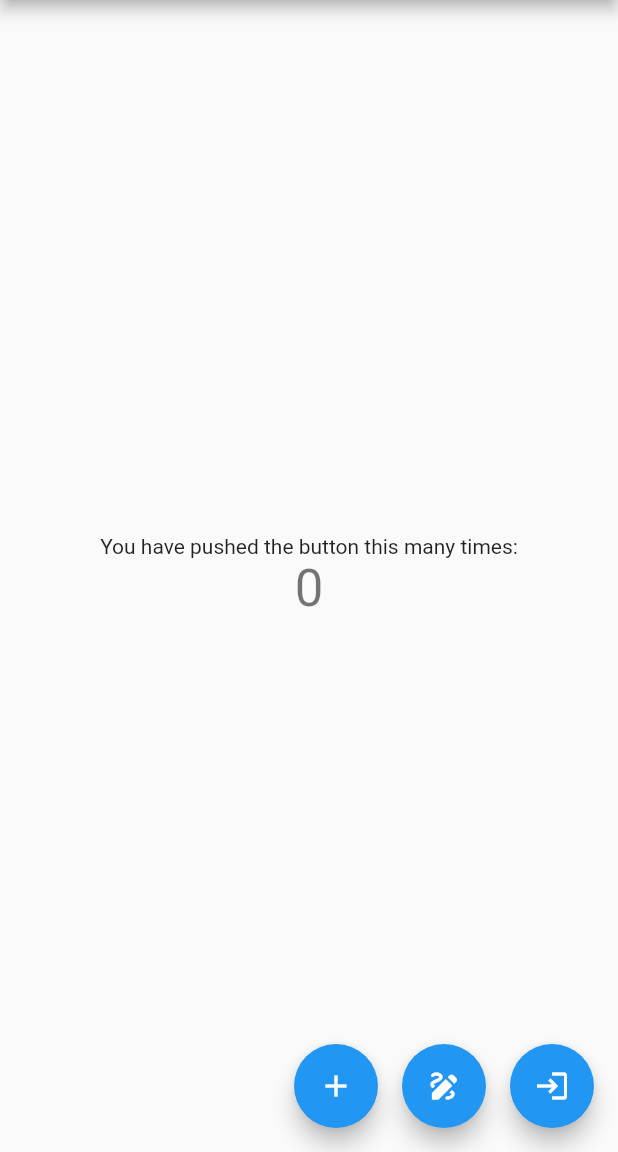
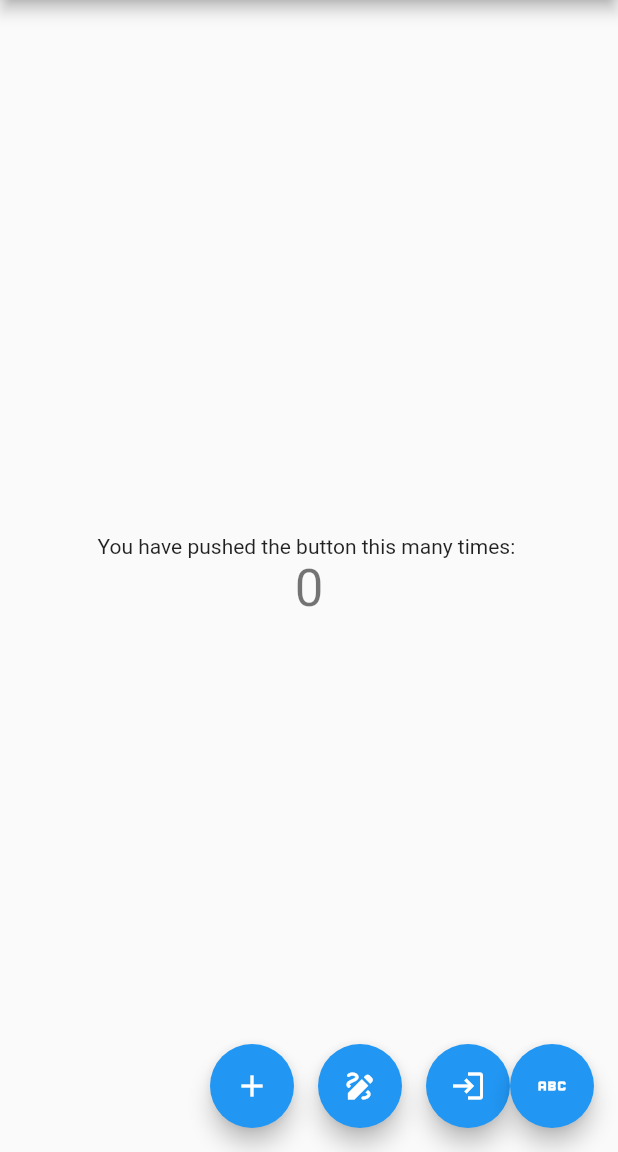
Before and after one commit to Solid-Coders-UCAB/NotesProject-Naranja-Frontend, a Flutter app: the screen it shows after launch, on a phone screen of 412 x 824 dp, the part 84-1236 px from its top. Run offline on Flutter 3.47's test engine with Material 2 defaults, Android fonts, the phone set to English and light mode, and no system bars; our stand-ins replace either_dart, image_picker, screenshot; missing offline and left inert: google_ml_kit.

```diff
--- a/notasFrontNaranja/lib/main.dart
+++ b/notasFrontNaranja/lib/main.dart
@@ -1,4 +1,7 @@
+import 'dart:convert';
+
 import 'package:flutter/material.dart';
+import 'package:http/http.dart';
 import './infrastructure/views/inicio_sesion.dart';
 import 'infrastructure/views/pruebaImageToText.dart';
 import 'infrastructure/views/drawing_room_screen.dart';
@@ -52,6 +55,7 @@ class MyHomePage extends StatefulWidget {
 
 class _MyHomePageState extends State<MyHomePage> {
   int _counter = 0;
+  String h = '';
 
   void _incrementCounter() {
     setState(() {
@@ -98,8 +102,8 @@ class _MyHomePageState extends State<MyHomePage> {
           // horizontal).
           mainAxisAlignment: MainAxisAlignment.center,
           children: <Widget>[
-            const Text(
-              'You have pushed the button this many times:',
+             Text(
+              "You have pushed the button this many times: $h",
             ),
             Text(
               '$_counter',
@@ -131,10 +135,35 @@ class _MyHomePageState extends State<MyHomePage> {
             tooltip: 'Login',
             child: const Icon(Icons.login),
           ),
+          FloatingActionButton(
+            heroTag: 'pruebaHTTP',
+            onPressed: () {  pruebaHttp(); },
+            tooltip: 'prueba',
+            child: const Icon(Icons.abc),
+          ),
         ],
       ),
-
-       // This trailing comma makes auto-formatting nicer for build methods.
     );
   }
+
+Future pruebaHttp() async {
+
+  final response = await get(Uri.parse('http://192.168.1.2:3000/Users'));
+
+  ///android emulator localhost: 10.0.2.2 , en pc es 127.0.0.1
+
+  if (response.statusCode == 200) {
+    String body = utf8.decode(response.bodyBytes);
+
+    setState(() {
+      h = body;
+    });
+  }
+
+
+
+
+    }
+
+
 }
--- a/notasFrontNaranja/pubspec.yaml
+++ b/notasFrontNaranja/pubspec.yaml
@@ -28,6 +28,7 @@ environment:
 # the latest version available on pub.dev. To see which dependencies have newer
 # versions available, run `flutter pub outdated`.
 dependencies:
+  http:
   either_dart:
   image_picker: ^0.7.0
   google_ml_kit: ^0.7.3
```
Also changed, not shown: notasFrontNaranja/lib/domain/nota.dart (+0 -12 lines), notasFrontNaranja/lib/domain/repositories/noteRepository.dart (added, +11 -0 lines), notasFrontNaranja/lib/infrastructure/implementations/HTTPnoteRepositoy.dart (added, +17 -0 lines), notasFrontNaranja/pubspec.lock.
